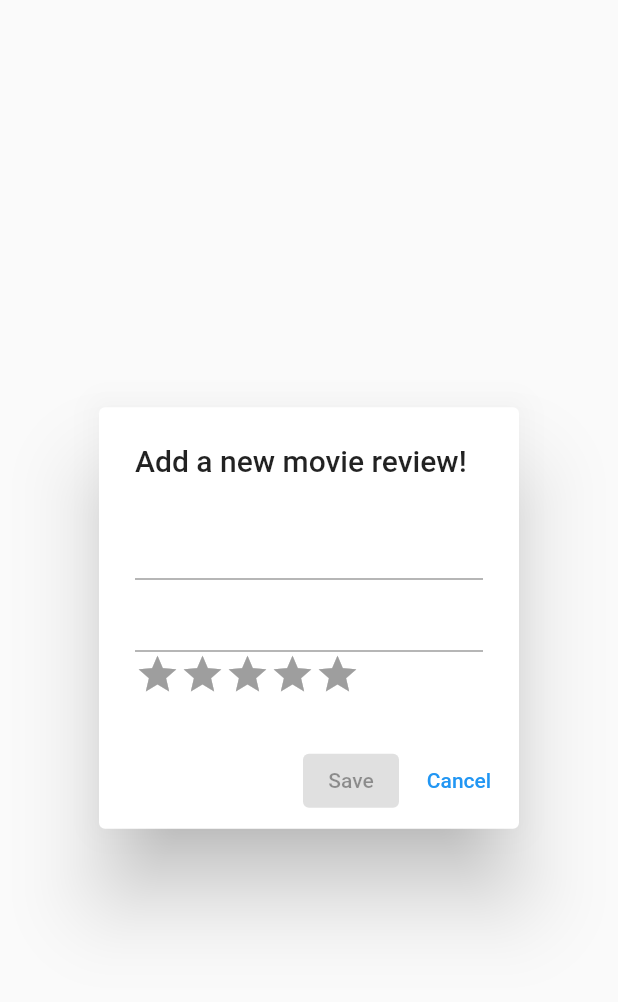
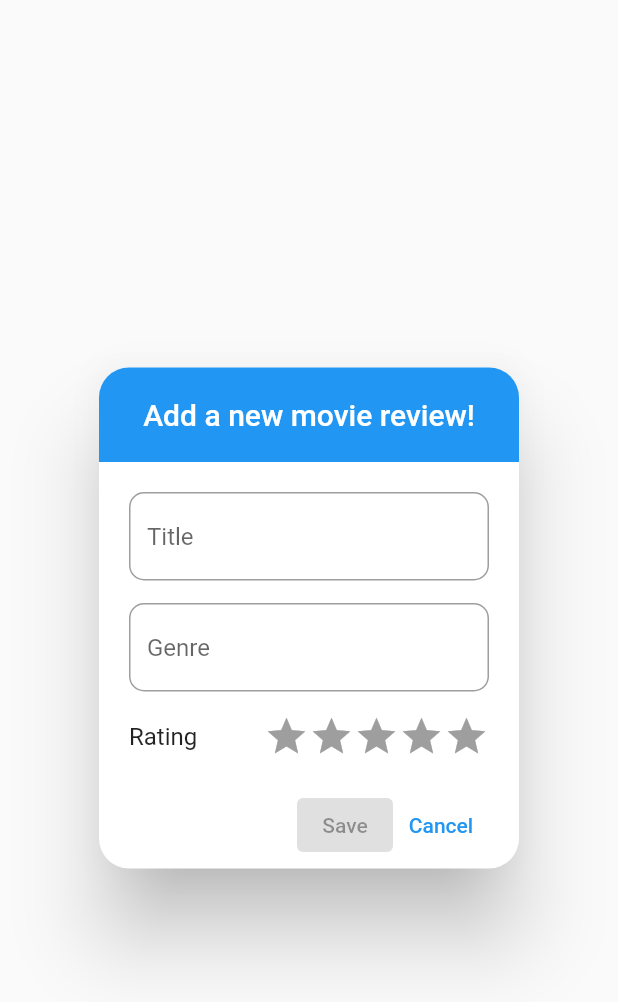
Before and after one commit to schultek/flutter-workshop, a Flutter app: the AddReviewPopup widget shown alone on an empty page, opened directly, on a phone screen of 412 x 824 dp. Shown: the top 1002 px of the screen. Run offline on Flutter 3.47's test engine with Material 2 defaults, Android fonts, the phone set to English and light mode, and no system bars; drawn by our look-alikes of flutter_rating_bar; our stand-ins replace bubble; missing offline and left inert: swipe_stack; network calls fail.

Commit message:
better UI for popups

```diff
--- a/movies/app/lib/main.dart
+++ b/movies/app/lib/main.dart
@@ -146,6 +146,7 @@ class AddReviewPopup extends StatefulWidget {
   final Movie? existingMovie;
 
   const AddReviewPopup({this.existingMovie, Key? key}) : super(key: key);
+
   @override
   State<StatefulWidget> createState() => _AddReviewPopupState();
 }
@@ -168,11 +169,38 @@ class _AddReviewPopupState extends State<AddReviewPopup> {
 
   @override
   Widget build(BuildContext context) {
-    return AlertDialog(
-      title: const Text('Add a new movie review!'),
-      content: Column(mainAxisSize: MainAxisSize.min, crossAxisAlignment: CrossAxisAlignment.start, children: [
+    return SimpleDialog(
+      contentPadding: const EdgeInsets.fromLTRB(20, 20, 20, 5),
+      titlePadding: EdgeInsets.zero,
+      title: Container(
+        padding: EdgeInsets.all(20),
+        alignment: Alignment.center,
+        decoration: BoxDecoration(
+          color: Colors.blue,
+          borderRadius: BorderRadius.vertical(
+            top: Radius.circular(20),
+          ),
+        ),
+        child: Text(
+          'Add a new movie review!',
+          style: TextStyle(color: Colors.white),
+        ),
+      ),
+      shape: const RoundedRectangleBorder(
+        borderRadius: BorderRadius.all(
+          Radius.circular(20),
+        ),
+      ),
+      children: [
         widget.existingMovie == null
             ? TextField(
+                decoration: InputDecoration(
+                  hintText: "Title",
+                  border: OutlineInputBorder(
+                    borderRadius: BorderRadius.circular(10),
+                  ),
+                  floatingLabelBehavior: FloatingLabelBehavior.always,
+                ),
                 onChanged: (val) {
                   name = val.isEmpty ? null : val;
                   _checkAllFieldsFilled();
@@ -185,12 +213,23 @@ class _AddReviewPopupState extends State<AddReviewPopup> {
                   fontWeight: FontWeight.w700,
                 ),
               ),
-        widget.existingMovie == null
+        Padding(
+          padding: const EdgeInsets.symmetric(
+            vertical: 15,
+          ),
+          child: widget.existingMovie == null
               ? TextField(
                   onChanged: (val) {
                     genre = val.isEmpty ? null : val;
                     _checkAllFieldsFilled();
                   },
+                  decoration: InputDecoration(
+                    hintText: "Genre",
+                    border: OutlineInputBorder(
+                      borderRadius: BorderRadius.circular(10),
+                    ),
+                    floatingLabelBehavior: FloatingLabelBehavior.always,
+                  ),
                 )
               : Text(
                   genre!,
@@ -199,9 +238,18 @@ class _AddReviewPopupState extends State<AddReviewPopup> {
                     fontWeight: FontWeight.w400,
                   ),
                 ),
+        ),
+        Padding(
+          padding: const EdgeInsets.only(
+            bottom: 20,
+          ),
+          child: Row(
+            mainAxisAlignment: MainAxisAlignment.spaceBetween,
+            children: [
+              const Text("Rating"),
               RatingBar.builder(
                 itemSize: 30,
-          allowHalfRating: true,
+                allowHalfRating: false,
                 initialRating: 0,
                 itemBuilder: (context, _) => const Icon(
                   Icons.star,
@@ -212,8 +260,12 @@ class _AddReviewPopupState extends State<AddReviewPopup> {
                   _checkAllFieldsFilled();
                 },
               ),
-      ]),
-      actions: <Widget>[
+            ],
+          ),
+        ),
+        Row(
+          mainAxisAlignment: MainAxisAlignment.end,
+          children: [
             ElevatedButton(
               onPressed: allFieldsFilled
                   ? () {
@@ -244,6 +296,8 @@ class _AddReviewPopupState extends State<AddReviewPopup> {
               child: const Text('Cancel'),
             ),
           ],
+        ),
+      ],
     );
   }
 }
```
Also changed, not shown: 1 other file. Lines whose indentation alone changed are shown as unchanged.
